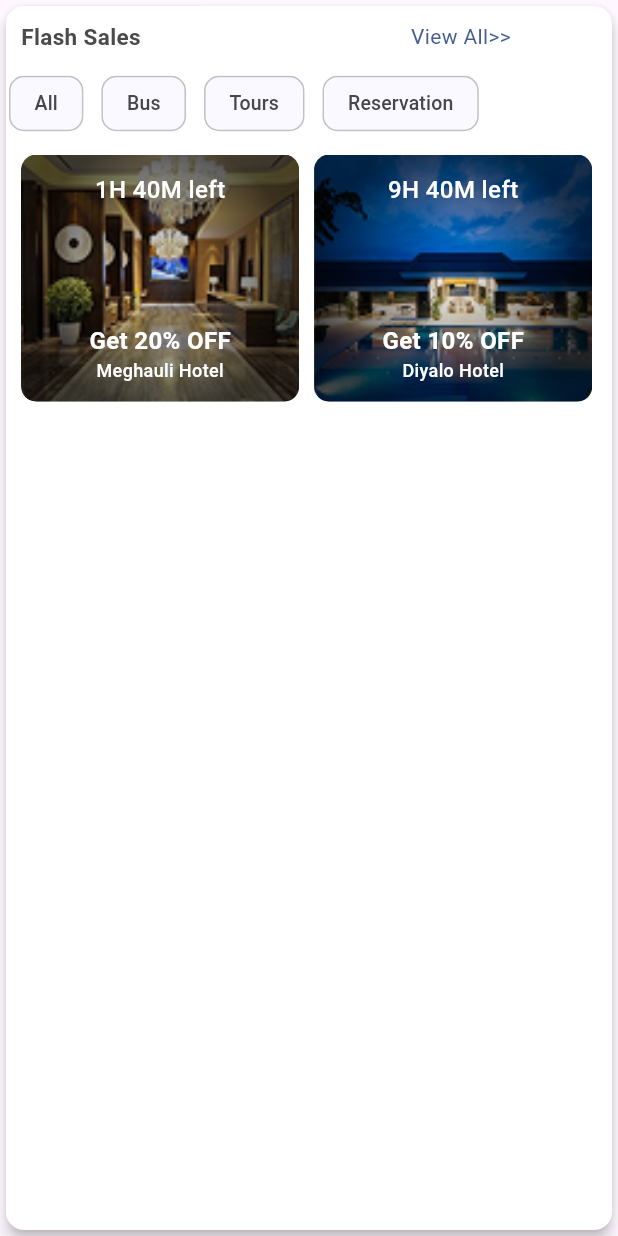
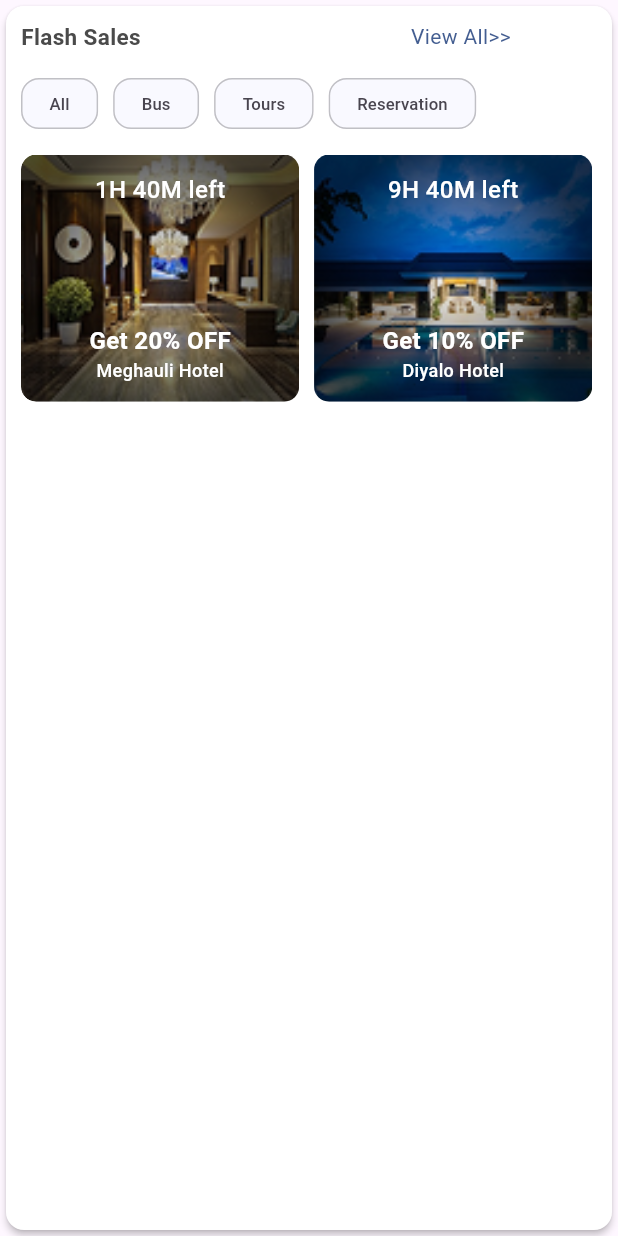
Before and after one commit to Rijan77/bus_sewa, a Flutter app: the FlashSalesMain widget shown alone on an empty page, opened directly, on a phone screen of 412 x 824 dp. Run offline on Flutter 3.47's test engine with Material 3 defaults, Android fonts, the phone set to English and light mode, and no system bars; our stand-ins replace bloc, carousel_slider, equatable, flutter_bloc, flutter_screenutil, flutter_svg and 1 more; network calls fail.

Commit message:
Decrease the Elevation for the card

```diff
--- a/lib/app/feature/dashboard/presentation/widgets/homepage_widgets/blogs_section/blogs_main.dart
+++ b/lib/app/feature/dashboard/presentation/widgets/homepage_widgets/blogs_section/blogs_main.dart
@@ -15,7 +15,7 @@ class _BlogsMainState extends State<BlogsMain> {
   @override
   Widget build(BuildContext context) {
     return Card(
-      elevation: 4,
+      elevation: 2,
       color: Colors.white,
       child: Column(
         crossAxisAlignment: CrossAxisAlignment.start,
--- a/lib/app/feature/dashboard/presentation/widgets/homepage_widgets/flash_sales/flash_sales_main.dart
+++ b/lib/app/feature/dashboard/presentation/widgets/homepage_widgets/flash_sales/flash_sales_main.dart
@@ -16,7 +16,7 @@ class _FlashSalesMainState extends State<FlashSalesMain> {
   Widget build(BuildContext context) {
     return Card(
       color: Colors.white,
-      elevation: 4,
+      elevation: 2,
       child: Column(
         crossAxisAlignment: CrossAxisAlignment.start,
         children: [
--- a/lib/app/feature/dashboard/presentation/widgets/homepage_widgets/offer_for_you/offer_main.dart
+++ b/lib/app/feature/dashboard/presentation/widgets/homepage_widgets/offer_for_you/offer_main.dart
@@ -16,7 +16,7 @@ class _OfferMainState extends State<OfferMain> {
   Widget build(BuildContext context) {
     return Card(
       color: Colors.white,
-      elevation: 4,
+      elevation: 2,
       child: Column(
         crossAxisAlignment: CrossAxisAlignment.start,
         children: [
--- a/lib/app/feature/dashboard/presentation/widgets/homepage_widgets/promo_code/pc_button.dart
+++ b/lib/app/feature/dashboard/presentation/widgets/homepage_widgets/promo_code/pc_button.dart
@@ -1,4 +1,5 @@
 import 'package:flutter/material.dart';
+import 'package:flutter_screenutil/flutter_screenutil.dart';
 
 class PcButton extends StatelessWidget {
   PcButton({super.key});
@@ -22,16 +23,17 @@ class PcButton extends StatelessWidget {
           return Row(
             children: chipLabels.map((label) {
               return Padding(
-                padding: const EdgeInsets.only(right: 10, left: 2),
+                padding: const EdgeInsets.only( left: 10),
                 child: ChoiceChip(
+                  labelPadding: const EdgeInsets.symmetric(horizontal: 10),
                   shape: RoundedRectangleBorder(
-                    borderRadius: BorderRadius.circular(10), // Fully rounded
+                    borderRadius: BorderRadius.circular(12), // Fully rounded
                     side: const BorderSide(color: Colors.black12),
                   ),
                   backgroundColor: const Color(0xffF9F9FF),
                   label: Text(
                     label,
-                    style: const TextStyle(fontSize: 13),
+                    style:  TextStyle(fontSize: 11.sp),
                   ),
                   selected: currentValue == label,
                   selectedColor: Colors.blueGrey.shade100,
--- a/lib/app/feature/dashboard/presentation/widgets/homepage_widgets/recent_seraches/recent_search.dart
+++ b/lib/app/feature/dashboard/presentation/widgets/homepage_widgets/recent_seraches/recent_search.dart
@@ -8,7 +8,7 @@ class RecentSearch extends StatelessWidget {
   @override
   Widget build(BuildContext context) {
     return Card(
-      elevation: 5,
+      elevation: 2,
       child: Container(
         height: 117.sp,
         width: double.infinity,
--- a/lib/app/feature/dashboard/presentation/widgets/homepage_widgets/socials_shares/socials_shares_main.dart
+++ b/lib/app/feature/dashboard/presentation/widgets/homepage_widgets/socials_shares/socials_shares_main.dart
@@ -14,7 +14,7 @@ class _SocialsSharesMainState extends State<SocialsSharesMain> {
   Widget build(BuildContext context) {
     print("building 2 ");
     return Card(
-      elevation: 4,
+      elevation: 2,
       color: Colors.white,
       child: Column(
         children: [
--- a/lib/app/feature/dashboard/presentation/widgets/homepage_widgets/top_header.dart
+++ b/lib/app/feature/dashboard/presentation/widgets/homepage_widgets/top_header.dart
@@ -15,7 +15,7 @@ class TopHeaderWidget extends StatelessWidget {
         children: items.map((item) {
           return Expanded(
             child: Card(
-              elevation: 4,
+              elevation: 2,
               color: Colors.white,
               child: SizedBox(
                 // width: 80.w, // or adjust fixed width to fit 4 in a row if needed
```
Also changed, not shown: lib/app/feature/dashboard/presentation/views/homepage.dart (+5 -2 lines), lib/app/feature/dashboard/presentation/widgets/homepage_widgets/gift_section/gift_section_main.dart (+9 -8 lines).
